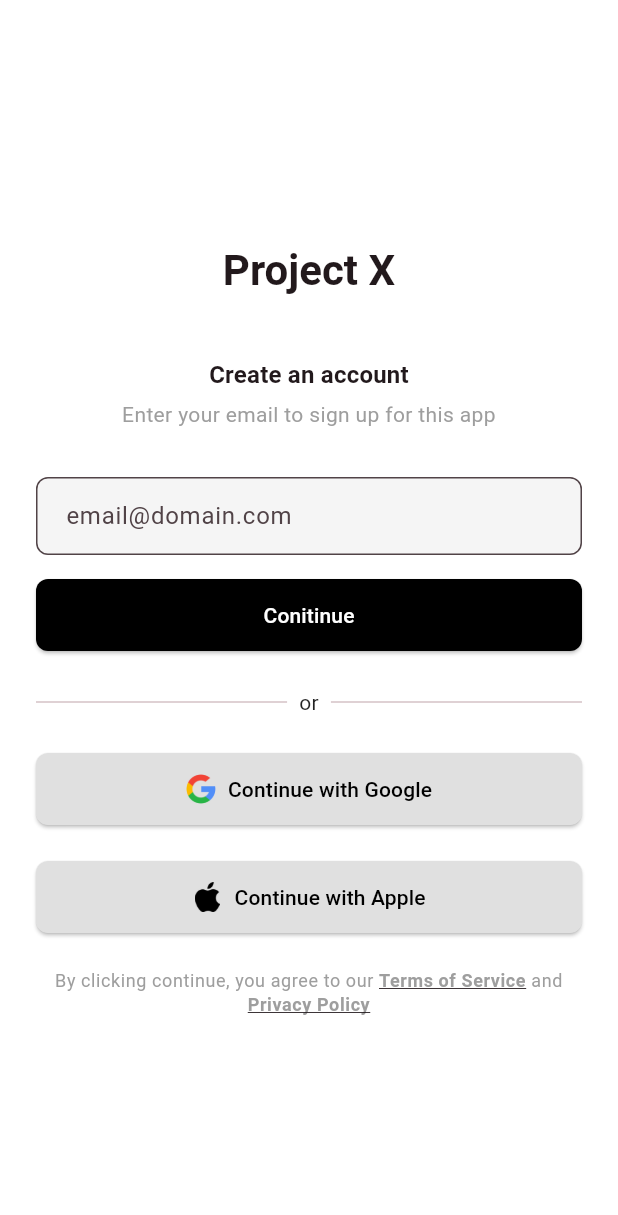
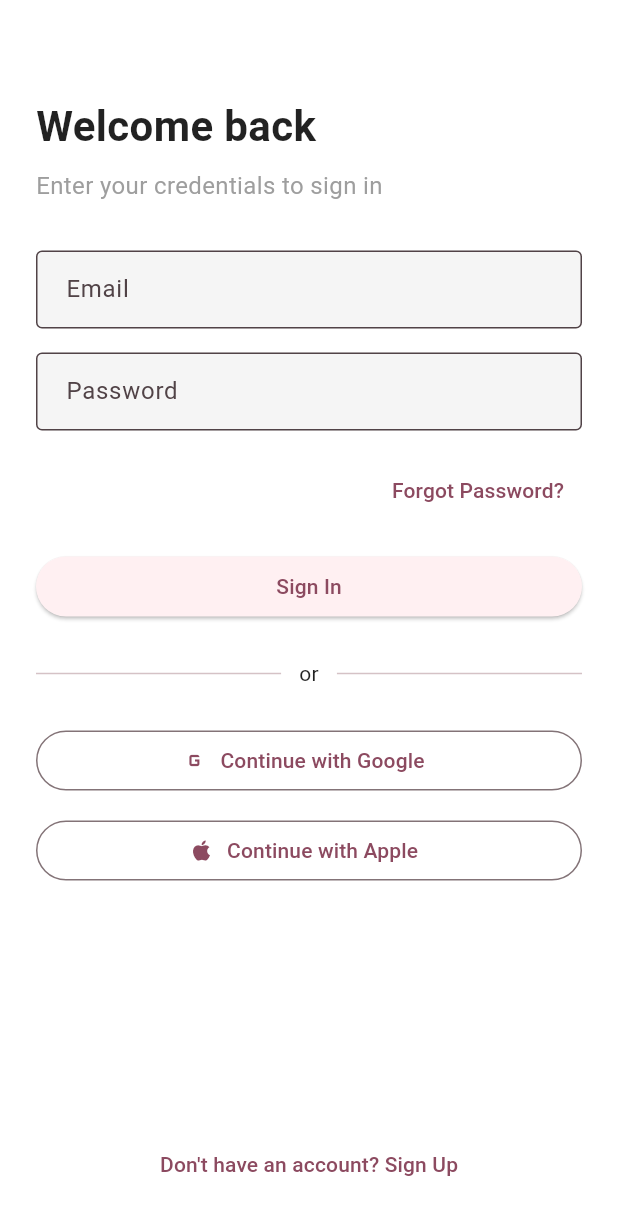
Before and after one commit to gitSujeet/Flutter-ProjectX, a Flutter app: the screen it shows after launch, on a phone screen of 412 x 824 dp. Shown: the top 1215 px of the screen. Run offline on Flutter 3.47's test engine with Material 3 defaults, Android fonts, the phone set to English and light mode, and no system bars.

Commit message:
"Added Signup Page for App and updated UI compenents."

```diff
--- a/lib/screensUI/sign_in.dart
+++ b/lib/screensUI/sign_in.dart
@@ -9,154 +9,110 @@ class SignInScreen extends StatefulWidget {
 }
 
 class _SignInScreenState extends State<SignInScreen> {
-  final TextEditingController _emailController = TextEditingController();
-  bool _isLoading = false;
+  final TextEditingController emailController = TextEditingController();
+  final TextEditingController passwordController = TextEditingController();
 
-  final _formKey = GlobalKey<FormState>();
 
-  void _onContinue() {
-    if (_formKey.currentState?.validate() ?? false) {
-      setState(() => _isLoading = true);
-
-      // Simulate network delay
-      Future.delayed(const Duration(seconds: 2), () {
-        setState(() => _isLoading = false);
-        // TODO: Perform Firebase Auth or Next Navigation
-      });
-    }
-  }
-
-  @override
-  void dispose() {
-    _emailController.dispose();
-    super.dispose();
-  }
 
   @override
   Widget build(BuildContext context) {
-    final theme = Theme.of(context);
-
     return Scaffold(
       body: SafeArea(
         child: Padding(
-          padding: const EdgeInsets.symmetric(horizontal: 24, vertical: 16),
-          child: Form(
-            key: _formKey,
+          padding: const EdgeInsets.all(24.0),
           child: Column(
-              crossAxisAlignment: CrossAxisAlignment.stretch,
-              mainAxisAlignment: MainAxisAlignment.center,
+            crossAxisAlignment: CrossAxisAlignment.start,
             children: [
+              const SizedBox(height: 40),
+              const Text(
+                'Welcome back',
+                style: TextStyle(fontSize: 28, fontWeight: FontWeight.bold),
+              ),
+              const SizedBox(height: 8),
+              const Text(
+                'Enter your credentials to sign in',
+                style: TextStyle(fontSize: 16, color: Colors.grey),
+              ),
               const SizedBox(height: 32),
-                Center(
-                  child: Text(
-                    'Project X',
-                    style: theme.textTheme.headlineMedium?.copyWith(
-                      fontWeight: FontWeight.bold,
+              TextField(
+                controller: emailController,
+                decoration: const InputDecoration(
+                  labelText: 'Email',
+                  border: OutlineInputBorder(),
                 ),
               ),
+              const SizedBox(height: 16),
+              TextField(
+                controller: passwordController,
+                obscureText: true,
+                decoration: const InputDecoration(
+                  labelText: 'Password',
+                  border: OutlineInputBorder(),
                 ),
-                const SizedBox(height: 40),
-                Text(
-                  'Create an account',
-                  style: theme.textTheme.titleMedium?.copyWith(
-                    fontWeight: FontWeight.w600,
               ),
-                  textAlign: TextAlign.center,
+              const SizedBox(height: 16),
+              Align(
+                alignment: Alignment.centerRight,
+                child: TextButton(
+                  onPressed: () {
+                    // TODO: Add Forgot Password logic
+                  },
+                  child: const Text('Forgot Password?'),
                 ),
-                const SizedBox(height: 4),
-                Text(
-                  'Enter your email to sign up for this app',
-                  style: theme.textTheme.bodyMedium?.copyWith(
-                    color: Colors.grey,
               ),
-                  textAlign: TextAlign.center,
+              const SizedBox(height: 16),
+              SizedBox(
+                width: double.infinity,
+                child: ElevatedButton(
+                  onPressed: () {
+                    // TODO: Handle Sign In
+                  },
+                  child: const Text('Sign In'),
                 ),
-                const SizedBox(height: 32),
-
-                // Email Input
-                TextFormField(
-                  controller: _emailController,
-                  keyboardType: TextInputType.emailAddress,
-                  decoration: const InputDecoration(
-                    hintText: 'email@domain.com',
               ),
-                  validator: (value) {
-                    if (value == null ||
-                        value.isEmpty ||
-                        !value.contains('@')) {
-                      return 'Please enter a valid email';
-                    }
-                    return null;
-                  },
-                ),
-
-                const SizedBox(height: 16),
-
-                // Continue Button
-                PrimaryButton(
-                  label: "Conitinue",
-                  onPressed: _onContinue,
-                  isLoading: _isLoading,
-                ),
-
               const SizedBox(height: 24),
               Row(
                 children: const [
                   Expanded(child: Divider()),
                   Padding(
-                      padding: EdgeInsets.symmetric(horizontal: 8),
+                    padding: EdgeInsets.symmetric(horizontal: 12),
                     child: Text('or'),
                   ),
                   Expanded(child: Divider()),
                 ],
               ),
               const SizedBox(height: 24),
-                PrimaryButton(
-                  label: "Continue with Google",
-                  onPressed: () {},
-                  backgroundColor: Colors.grey.shade300,
-                  textColor: Colors.black,
-                  leadingImage: const AssetImage("assets/google_logo.png"),
-                ),
-                const SizedBox(height: 24),
-                PrimaryButton(
-                  label: "Continue with Apple",
-                  onPressed: () {},
-                  backgroundColor: Colors.grey.shade300,
-                  textColor: Colors.black,
-                  leadingImage: const AssetImage("assets/apple_logo.png"),
-                ),
-                const SizedBox(height: 24),
-                Text.rich(
-                  TextSpan(
-                    text: 'By clicking continue, you agree to our ',
-                    style: theme.textTheme.bodySmall?.copyWith(
-                      color: Colors.grey,
-                    ),
-                    children: const [
-                      TextSpan(
-                        text: 'Terms of Service',
-                        style: TextStyle(
-                          decoration: TextDecoration.underline,
-                          fontWeight: FontWeight.bold,
+              SizedBox(
+                width: double.infinity,
+                child: OutlinedButton.icon(
+                  onPressed: () {
+                    // TODO: Google Sign In
+                  },
+                  icon: const Icon(Icons.g_mobiledata),
+                  label: const Text('Continue with Google'),
                 ),
               ),
-                      TextSpan(text: ' and '),
-                      TextSpan(
-                        text: 'Privacy Policy',
-                        style: TextStyle(
-                          decoration: TextDecoration.underline,
-                          fontWeight: FontWeight.bold,
+              const SizedBox(height: 12),
+              SizedBox(
+                width: double.infinity,
+                child: OutlinedButton.icon(
+                  onPressed: () {
+                    // TODO: Apple Sign In
+                  },
+                  icon: const Icon(Icons.apple),
+                  label: const Text('Continue with Apple'),
+                ),
+              ),
+              const Spacer(),
+              Center(
+                child: TextButton(
+                  onPressed: () {
+
+                  },
+                  child: const Text("Don't have an account? Sign Up"),
                 ),
               ),
             ],
-                  ),
-                  textAlign: TextAlign.center,
-                ),
-                const SizedBox(height: 16),
-
-              ],
-            ),
           ),
         ),
       ),
```
Also changed, not shown: lib/screensUI/sign_up.dart (added, +167 -0 lines). Lines whose indentation alone changed are shown as unchanged.
